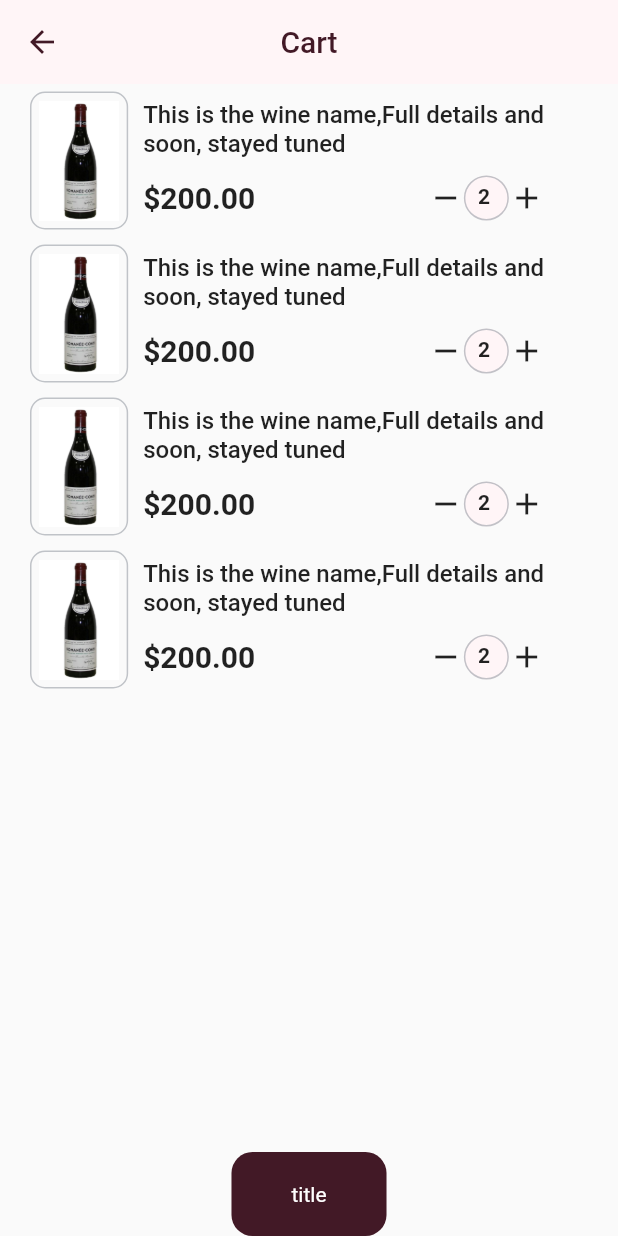
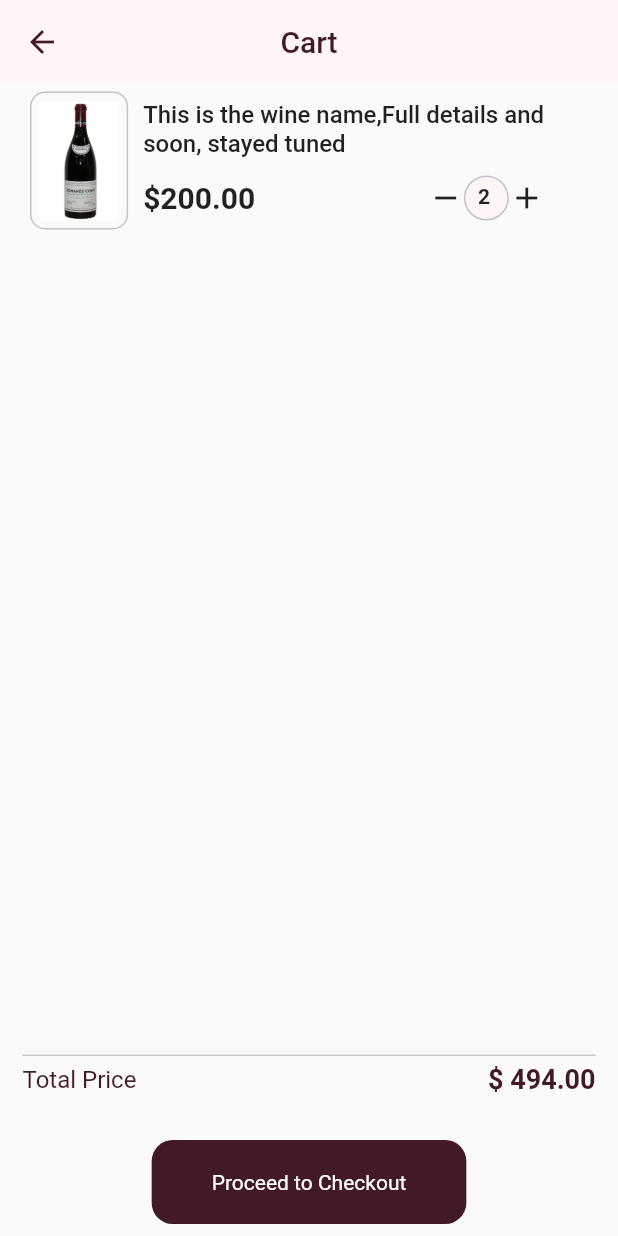
Before and after one commit to Tolulope05/wine_ecommerce, a Flutter app: the CartScreen screen opened by its route, on a phone screen of 412 x 824 dp. Run offline on Flutter 3.47's test engine with Material 2 defaults, Android fonts, the phone set to English and light mode, and no system bars; our stand-ins replace dio, flutter_svg; missing offline and left inert: floating_navbar.

Commit message:
optimized cart screen

```diff
--- a/lib/view/cart_screen.dart
+++ b/lib/view/cart_screen.dart
@@ -30,17 +30,60 @@ class CartScreen extends StatelessWidget {
           )),
       body: Column(
         children: [
-          CartItem(),
-          CartItem(),
-          CartItem(),
-          CartItem(),
-          Spacer(),
-          Container(
-            child: Column(
-              children: [
-                Button(title: "title", function: () {}),
-              ],
+          SizedBox(
+            height: MediaQuery.of(context).size.height * 0.7,
+            child: SingleChildScrollView(
+              child: Column(
+                children: const [
+                  CartItem(),
+                ],
+              ),
             ),
+          ),
+          const Spacer(),
+          Column(
+            children: [
+              Container(
+                margin:
+                    const EdgeInsets.symmetric(horizontal: 15, vertical: 10),
+                padding: const EdgeInsets.only(top: 5),
+                decoration: BoxDecoration(
+                  border: Border(
+                    top: BorderSide(
+                      color: greyColor.withOpacity(0.5),
+                      width: 1.0,
+                    ),
+                  ),
+                ),
+                child: Row(
+                  mainAxisAlignment: MainAxisAlignment.spaceBetween,
+                  children: const [
+                    Text(
+                      "Total Price",
+                      style: TextStyle(
+                        fontSize: 16,
+                        color: wineColor,
+                      ),
+                    ),
+                    Text(
+                      "\$ 494.00",
+                      style: TextStyle(
+                        fontWeight: FontWeight.bold,
+                        fontSize: 18,
+                        color: wineColor,
+                      ),
+                    ),
+                  ],
+                ),
+              ),
+              Container(
+                height: 20,
+              ),
+              Container(
+                margin: const EdgeInsets.only(bottom: 8),
+                child: Button(title: "Proceed to Checkout", function: () {}),
+              ),
+            ],
           ),
         ],
       ),
--- a/lib/view/product_details_screen.dart
+++ b/lib/view/product_details_screen.dart
@@ -43,7 +43,7 @@ class ProductDetailsScreen extends StatelessWidget {
       ),
       body: SingleChildScrollView(
         child: Container(
-          height: MediaQuery.of(context).size.height,
+          height: MediaQuery.of(context).size.height - kToolbarHeight - 10,
           child: Column(
             crossAxisAlignment: CrossAxisAlignment.start,
             children: [
```
